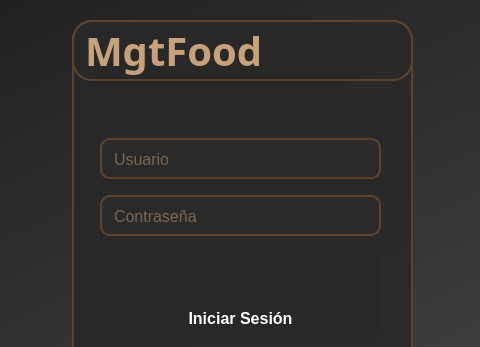
Above: Ui/Login/u_login.ui from Kodegmxz/Proyecto before the change; both pictures show x 308 to 788 and y 0 to 347 of the 1091 by 501 pixel window. Below: the same form after it.
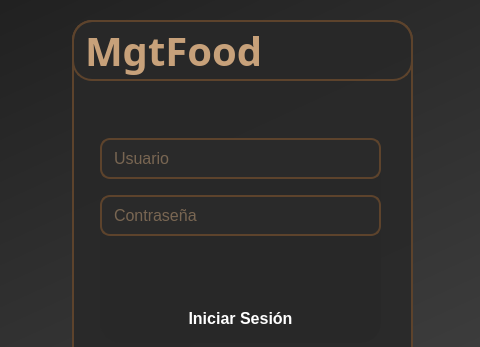
That is the form after the change.

The edit to the form file:
```diff
--- a/Ui/Login/u_login.ui
+++ b/Ui/Login/u_login.ui
@@ -192,7 +192,7 @@
        background: #2a2a2a;
        border: 2px solid #5d432c;
        border-radius: 10px;
-       padding: 10px;
+       padding-left: 10px;
        color: #c7a17a;
       }
       QLineEdit:focus {
@@ -243,7 +243,7 @@
        background: #2a2a2a;
        border: 2px solid #5d432c;
        border-radius: 10px;
-       padding: 10px;
+       padding-left: 10px;
        color: #c7a17a;
       }
       QLineEdit:focus {
```
